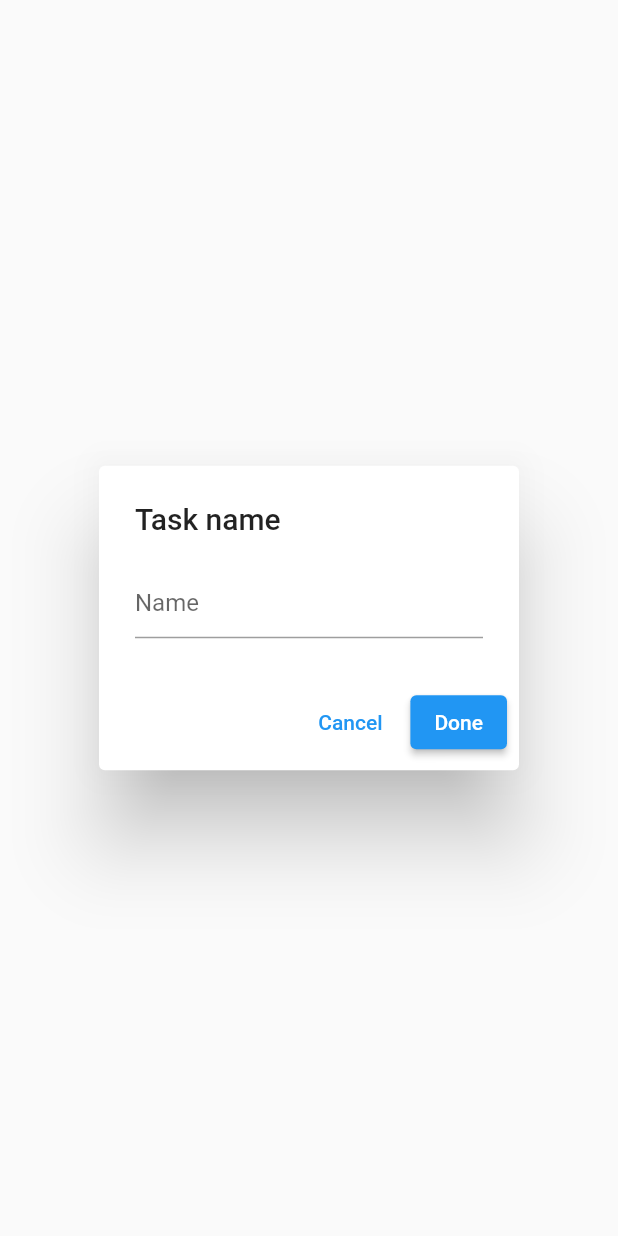
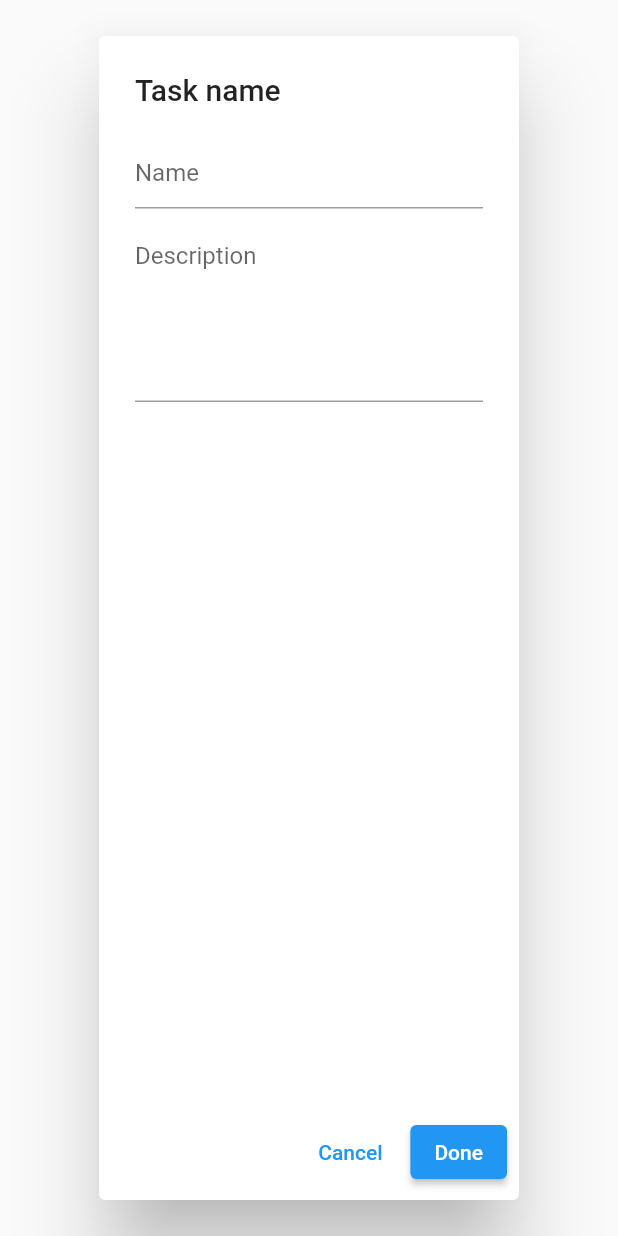
Before and after one commit to SharkFishDeveloper/Repeat-Master, a Flutter app: the TaskInputDialog widget shown alone on an empty page, opened directly, on a phone screen of 412 x 824 dp. Run offline on Flutter 3.47's test engine with Material 2 defaults, Android fonts, the phone set to English and light mode, and no system bars; our stand-ins replace bloc, equatable, flutter_bloc, sqflite; accounts and stored records are empty.

Commit message:
dialog made

```diff
--- a/lib/features/home/view/widgets/task_input_dialog.dart
+++ b/lib/features/home/view/widgets/task_input_dialog.dart
@@ -1,4 +1,5 @@
 import 'package:flutter/material.dart';
+import 'package:repeat_master/modals/task_modal.dart';
 
 class TaskInputDialog extends StatefulWidget {
   @override
@@ -7,14 +8,27 @@ class TaskInputDialog extends StatefulWidget {
 
 class _TaskInputDialogState extends State<TaskInputDialog> {
   final TextEditingController _nameController = TextEditingController();
+  final TextEditingController _descController = TextEditingController();
 
   @override
   Widget build(BuildContext context) {
     return AlertDialog(
       title: const Text('Task name'),
-      content: TextField(
-        controller: _nameController,
-        decoration: const InputDecoration(hintText: 'Name'),
+      content: Column(
+        children: [
+          TextField(
+            controller: _nameController,
+            decoration: const InputDecoration(hintText: 'Name'),
+          ),
+          const SizedBox(
+            height: 10,
+          ),
+          TextField(
+            controller: _descController,
+            maxLines: 5,
+            decoration: const InputDecoration(hintText: 'Description'),
+          ),
+        ],
       ),
       actions: [
         TextButton(
@@ -26,7 +40,16 @@ class _TaskInputDialogState extends State<TaskInputDialog> {
         ElevatedButton(
           onPressed: () {
             String name = _nameController.text;
-            Navigator.of(context).pop(name); // Pass the entered name as the result
+            String desc = _descController.text;
+            final task = TaskModal(
+                title: name,
+                isDone: false,
+                description: desc,
+                dateTime: DateTime.now(),
+                id: DateTime.now().toString(),
+                rating: 5);
+            Navigator.of(context)
+                .pop(task); // Pass the entered name as the result
           },
           child: const Text('Done'),
         ),
```
Also changed, not shown: lib/features/home/view/screens/home_screen.dart (+4 -14 lines).
